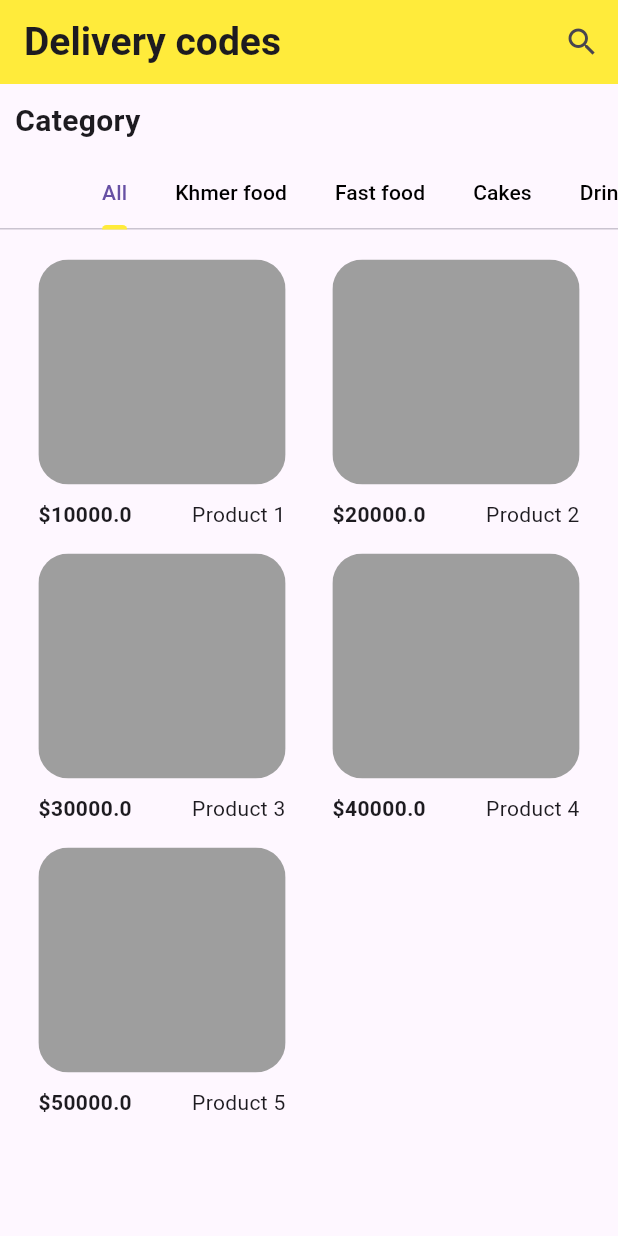
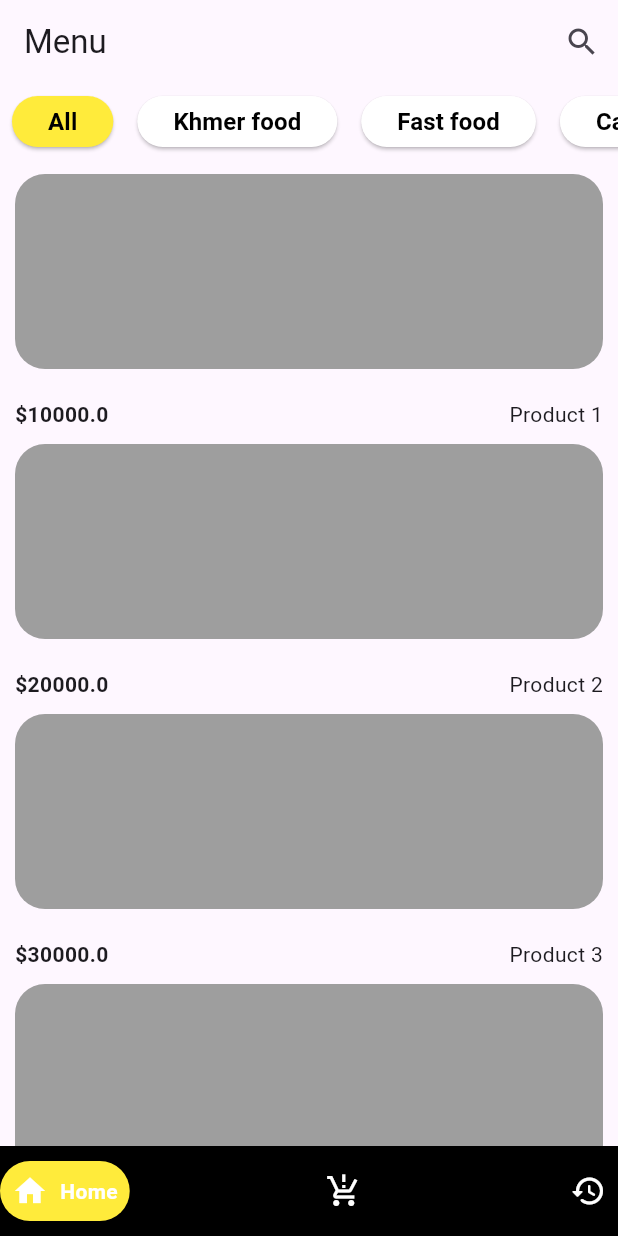
Before and after one commit to TheChhay/design_ui, a Flutter app: the screen it shows after launch, on a phone screen of 412 x 824 dp. Run offline on Flutter 3.47's test engine with Material 3 defaults, Android fonts, the phone set to English and light mode, and no system bars; drawn by our look-alikes of google_nav_bar; our stand-ins replace get.

Commit message:
home layout

```diff
--- /dev/null
+++ b/lib/features/controller/default_controller.dart
@@ -0,0 +1,90 @@
+import 'package:design_ui/model/category_model.dart';
+import 'package:design_ui/model/product_model.dart';
+import 'package:get/get.dart';
+import 'package:get/get_rx/get_rx.dart';
+import 'package:get/get_rx/src/rx_types/rx_types.dart';
+
+class DefaultController extends GetxController {
+  //home
+  RxInt indexSelectedCategory = 1.obs;
+  List<CategoryModel> categories = [
+    CategoryModel(id: 1, name: 'All'),
+    CategoryModel(id: 2, name: 'Khmer food'),
+    CategoryModel(id: 3, name: 'Fast food'),
+    CategoryModel(id: 4, name: 'Cakes'),
+    CategoryModel(id: 5, name: 'Drinks'),
+  ].obs;
+
+  List<Product> dataProduct = [
+    //create 5 product
+    Product(
+        id: 1,
+        name: 'Product 1',
+        price: 10000,
+        imageUrl: '',
+        description: 'abf',
+        categoryId: 2),
+    Product(
+        id: 2,
+        name: 'Product 2',
+        price: 20000,
+        imageUrl: '',
+        description: 'abf',
+        categoryId: 2),
+    Product(
+        id: 3,
+        name: 'Product 3',
+        price: 30000,
+        imageUrl: '',
+        description: 'abf',
+        categoryId: 3),
+    Product(
+        id: 4,
+        name: 'Product 4',
+        price: 40000,
+        imageUrl: '',
+        description: 'abf',
+        categoryId: 2),
+    Product(
+        id: 5,
+        name: 'Product 5',
+        price: 50000,
+        imageUrl: '',
+        description: 'abf',
+        categoryId: 3),
+  ].obs;
+  List<Product> filterItemsByCategoryId(int categoryId) {
+    return dataProduct
+        .where((item) => item.categoryId == categoryId)
+        .toList()
+        .obs;
+  }
+
+  //order
+  List<Product> orderProducts = <Product>[].obs;
+
+  void increaseQty({required Product product}){
+    int index = orderProducts.indexWhere((p) => p.id == product.id);
+
+    if (index != -1) {
+      // Product exists in the list, increase its quantity
+      orderProducts[index].qty = orderProducts[index].qty! + 1;
+    } else {
+      // Product does not exist in the list, add it with quantity 1
+      product.qty = 1;
+      orderProducts.add(product);
+    }
+  }
+
+  void decreaseQty({required Product product}){
+    int index = orderProducts.indexWhere((p) => p.id == product.id);
+    if (index != -1) {
+      // Product exists in the list, decrease its quantity
+      orderProducts[index].qty = orderProducts[index].qty! - 1;
+    } else {
+      // Product does not exist in the list, add it with quantity 1
+      // product.qty = 1;
+      orderProducts.remove(product);
+    }
+  }
+}
--- a/lib/features/home/controller/home_controller.dart
+++ /dev/null
@@ -1,21 +0,0 @@
-import 'package:design_ui/model/category_model.dart';
-import 'package:design_ui/model/product_model.dart';
-import 'package:get/get.dart';
-
-class HomeController extends GetxController{
-  List<CategoryModel> categories =[
-    CategoryModel(id: 1, name: 'All'),
-    CategoryModel(id: 2, name: 'Khmer food'),
-    CategoryModel(id: 3, name: 'Fast food'),
-    CategoryModel(id: 4, name: 'Cakes'),
-    CategoryModel(id: 5, name: 'Drinks'),
-  ].obs;
-    List<Product> dataProduct = [
-    //create 5 product
-    Product(id: 1, name: 'Product 1', price: 10000, imageUrl: '',description: 'abf'),
-    Product(id: 2, name: 'Product 2', price: 20000, imageUrl: '',description: 'abf'),
-    Product(id: 3, name: 'Product 3', price: 30000, imageUrl: '',description: 'abf'),
-    Product(id: 4, name: 'Product 4', price: 40000, imageUrl: '',description: 'abf'),
-    Product(id: 5, name: 'Product 5', price: 50000, imageUrl: '',description: 'abf'),
-  ].obs;
-}
--- a/lib/features/home/home_page.dart
+++ b/lib/features/home/home_page.dart
@@ -1,32 +1,40 @@
-import 'package:design_ui/features/home/controller/home_controller.dart';
-import 'package:design_ui/features/home/widgets/list_food.dart';
+import 'package:design_ui/features/controller/default_controller.dart';
+import 'package:design_ui/features/home/widgets/food_card.dart';
 import 'package:design_ui/features/home/widgets/product_detail.dart';
 import 'package:design_ui/features/home/widgets/row_category.dart';
+import 'package:design_ui/model/product_model.dart';
 import 'package:flutter/material.dart';
 import 'package:get/get.dart';
+// import 'package:location/location.dart';
 
-class HomePage extends StatelessWidget {
-  HomePage({super.key});
-  HomeController controller = Get.put(HomeController());
+class HomePage extends StatefulWidget {
+  const HomePage({super.key});
+
+  @override
+  State<HomePage> createState() => _HomePageState();
+}
+
+class _HomePageState extends State<HomePage> {
+  DefaultController controller = Get.put(DefaultController());
+//  final Location location = Location();
+  int? selectedCategoryId;
+  @override
+  void initState() {
+    // TODO: implement initState
+    super.initState();
+    // print('location info ${location}');
+    selectedCategoryId = 1;
+  }
   @override
   Widget build(BuildContext context) {
-    return Scaffold(
-      // appBar: AppBar(
-      //   title: const Text('Menu'),
-
-      // ),
-      body: DefaultTabController(
+    List<Product> filteredItems = controller.dataProduct
+        .where((item) => item.categoryId == selectedCategoryId)
+        .toList();
+    return DefaultTabController(
         length: controller.categories.length,
-        initialIndex: 0,
-        child: SafeArea(
-          child: CustomScrollView(
-            slivers: [
-              SliverAppBar(
-                title: const Text(
-                  'Delivery codes',
-                  style: TextStyle(fontSize: 26, fontWeight: FontWeight.w600),
-                ),
-                backgroundColor: Colors.yellow,
+        child: Scaffold(
+          appBar: AppBar(
+            title: const Text('Menu'),
             actions: [
               IconButton(
                 onPressed: () {
@@ -38,34 +46,54 @@ class HomePage extends StatelessWidget {
                 icon: const Icon(Icons.search),
               ),
             ],
-                pinned: true,
+
           ),
-              const SliverToBoxAdapter(
-                  child: Padding(
-                padding: EdgeInsets.all(10),
-                child: Text('Category',
-                    style:
-                        TextStyle(fontSize: 20, fontWeight: FontWeight.w600)),
-              )),
-              const SliverToBoxAdapter(
-                child: RowCategory(),
+          body: Column(
+        children: [
+          Container(
+            height: 50,
+            child: ListView.builder(
+              scrollDirection: Axis.horizontal,
+              itemCount: controller.categories.length,
+              itemBuilder: (context, index) {
+                return Padding(
+                  padding: const EdgeInsets.all(8.0),
+                  child: ElevatedButton(
+                    onPressed: () {
+                      setState(() {
+                        selectedCategoryId = controller.categories[index].id;
+                      });
+                    },
+                    child: Text(controller.categories[index].name!, style: TextStyle(color: Colors.black, fontSize: 16, fontWeight: FontWeight.w700),),
+                    style: ElevatedButton.styleFrom(
+                      backgroundColor: selectedCategoryId == controller.categories[index].id
+                          ? Colors.yellow
+                          : Colors.white,
                     ),
-              SliverToBoxAdapter(
-                child: Padding(
-                  padding: const EdgeInsets.symmetric(horizontal: 10),
-                  child: ListFood(),
+                  ),
+                );
+              },
+            ),
+          ),
+          Expanded(
+            child: ListView.builder(
+              itemCount: selectedCategoryId == 1  ? controller.dataProduct.length : filteredItems.length,
+              itemBuilder: (context, index) {
+                return selectedCategoryId == 1 ? FoodCard(product: controller.dataProduct[index]) : FoodCard(
+                  product: filteredItems[index],
+                );
+              },
+            ),
+          ),
+        ],
       ),
         )
-            ],
-          ),
-        ),
-      ),
     );
   }
 }
 
 class _customSearchDelegate extends SearchDelegate {
-  HomeController controller = Get.put(HomeController());
+  DefaultController controller = Get.put(DefaultController());
 
   @override
   List<Widget> buildActions(BuildContext context) {
--- /dev/null
+++ b/lib/features/home/widgets/food_card.dart
@@ -0,0 +1,57 @@
+import 'package:design_ui/features/home/widgets/product_detail.dart';
+import 'package:design_ui/model/product_model.dart';
+import 'package:flutter/material.dart';
+class FoodCard extends StatelessWidget {
+  final Product product;
+  const FoodCard({super.key,required this.product});
+
+  @override
+  Widget build(BuildContext context) {
+    return GestureDetector(
+      onTap: () {
+        Navigator.push(
+          context,
+          MaterialPageRoute(
+            builder: (context) => ProductDetail(product: product),
+          ),
+        );
+      },
+      child: Column(
+
+        children: [
+          Container(
+            height: 150,
+            padding: EdgeInsets.all(10),
+            child: product.imageUrl != ''
+                ? Image.asset(product.imageUrl!)
+                : ClipRRect(
+                  borderRadius: BorderRadius.circular(20),
+                    child: Container(color: Colors.grey),
+                  ),
+          ),
+          const SizedBox(
+            height: 10,
+          ),
+          Padding(
+            padding: EdgeInsets.symmetric(horizontal: 10),
+            child: Row(
+              mainAxisAlignment:
+                  MainAxisAlignment.spaceBetween, // Ensure proper spacing
+              children: [
+                Text(
+                  '\$${product.price.toString()}',
+                  style: const TextStyle(
+                      fontSize: 14, fontWeight: FontWeight.bold),
+                ),
+                Text(
+                  product.name ?? 'name not available',
+                  style: const TextStyle(fontSize: 14),
+                ),
+              ],
+            ),
+          ),
+        ],
+      ),
+    );
+  }
+}
--- a/lib/features/home/widgets/list_food.dart
+++ /dev/null
@@ -1,78 +0,0 @@
-import 'package:design_ui/features/home/controller/home_controller.dart';
-import 'package:design_ui/features/home/widgets/product_detail.dart';
-import 'package:design_ui/model/product_model.dart';
-import 'package:flutter/material.dart';
-import 'package:get/get.dart';
-
-class ListFood extends StatelessWidget {
-  ListFood({super.key});
-  HomeController controller = Get.put(HomeController());
-
-  @override
-  Widget build(BuildContext context) {
-    return Container(
-      margin: const EdgeInsets.symmetric(vertical: 20),
-      height: MediaQuery.of(context).size.height,
-      child: GridView.builder(
-        key: ValueKey(controller.dataProduct),
-        gridDelegate:
-            const SliverGridDelegateWithFixedCrossAxisCount(crossAxisCount: 2),
-        itemCount: controller.dataProduct.length,
-        itemBuilder: (context, index) {
-          return _cardFood(context, controller.dataProduct[index]);
-        },
-      ),
-    );
-  }
-
-  Widget _cardFood(BuildContext context, Product product) {
-    return SizedBox(
-      width: MediaQuery.of(context).size.width / 2.1,
-      child: GestureDetector(
-        onTap: () {
-          Navigator.push(
-            context,
-            MaterialPageRoute(
-              builder: (context) => ProductDetail(product: product),
-            ),
-          );
-        },
-        child: Column(
-          children: [
-            SizedBox(
-              height: 150, // Fixed height for image container
-              width: MediaQuery.of(context).size.width / 2.5,
-              child: product.imageUrl != ''
-                  ? Image.asset(product.imageUrl!)
-                  : ClipRRect(
-                    borderRadius: BorderRadius.circular(20),
-                      child: Container(color: Colors.grey),
-                    ),
-            ),
-            const SizedBox(
-              height: 10,
-            ),
-            SizedBox(
-              width: MediaQuery.of(context).size.width / 2.5,
-              child: Row(
-                mainAxisAlignment:
-                    MainAxisAlignment.spaceBetween, // Ensure proper spacing
-                children: [
-                  Text(
-                    '\$${product.price.toString()}',
-                    style: const TextStyle(
-                        fontSize: 14, fontWeight: FontWeight.bold),
-                  ),
-                  Text(
-                    product.name ?? 'name not available',
-                    style: const TextStyle(fontSize: 14),
-                  ),
-                ],
-              ),
-            ),
-          ],
-        ),
-      ),
-    );
-  }
-}
--- a/lib/features/home/widgets/row_category.dart
+++ b/lib/features/home/widgets/row_category.dart
@@ -1,32 +1,43 @@
-import 'package:design_ui/features/home/controller/home_controller.dart';
+import 'package:design_ui/features/controller/default_controller.dart';
 import 'package:design_ui/model/category_model.dart';
 import 'package:design_ui/model/product_model.dart';
 import 'package:flutter/material.dart';
 import 'package:get/get.dart';
 
 class RowCategory extends StatefulWidget {
-  const RowCategory({super.key});
+   const RowCategory({super.key});
 
   @override
   State<RowCategory> createState() => _RowCategoryState();
 }
 
 class _RowCategoryState extends State<RowCategory> {
-  HomeController controller = Get.put(HomeController());
+  DefaultController controller = Get.put(DefaultController());
+  List<Tab> tabList =[];
+  @override
+  void initState() {
+    // TODO: implement initState
+    super.initState();
+    tabList = controller.categories.map((c)=> Tab(child: Text(c.name!))).toList();
+  }
   @override
   Widget build(BuildContext context) {
-    return TabBar(
-      isScrollable: true,
-      indicatorColor: Colors.yellow,
-      unselectedLabelColor: Colors.black,
-      tabs: [
-        Tab(child: Text(controller.categories[0].name!),),
-        Tab(child: Text(controller.categories[1].name!),),
-        Tab(child: Text(controller.categories[2].name!),),
-        Tab(child: Text(controller.categories[3].name!),),
-        Tab(child: Text(controller.categories[4].name!),),
-      ],
+    return Container(
+      width: MediaQuery.of(context).size.width,
+      child: ListView.builder(
+        scrollDirection: Axis.horizontal,
+        itemCount: controller.categories.length,
+        itemBuilder: (_, int index) {
+          return GestureDetector(
+            onTap: (){
+              controller.indexSelectedCategory.value = ++index;
+            },
+            child: Text(controller.categories[index].name!, style: TextStyle(fontSize: 16, fontWeight: FontWeight.w700),),
+          );
+        },
+      ),
     );
   }
 
+
 }
--- /dev/null
+++ b/lib/features/layout/default_layout.dart
@@ -0,0 +1,58 @@
+import 'package:design_ui/features/history/history_page.dart';
+import 'package:design_ui/features/home/home_page.dart';
+import 'package:design_ui/features/order/order_page.dart';
+import 'package:flutter/material.dart';
+import 'package:get/get.dart';
+import 'package:google_nav_bar/google_nav_bar.dart';
+
+class DefaultLayout extends StatefulWidget {
+  const DefaultLayout({super.key});
+
+  @override
+  State<DefaultLayout> createState() => _DefaultLayoutState();
+}
+
+class _DefaultLayoutState extends State<DefaultLayout> {
+  List<Widget> pages = [
+    const HomePage(),
+    OrderPage(),
+    const HistoryPage(),
+  ];
+  int indexPage = 0;
+  @override
+  Widget build(BuildContext context) {
+    return Scaffold(
+      body: pages[indexPage],
+      bottomNavigationBar: Container(
+        height: 60,
+        child: GNav(
+          backgroundColor: Colors.black,
+          color: Colors.white,
+          activeColor: Colors.white,
+          tabBackgroundColor: Colors.yellow,
+          padding: const EdgeInsets.all(8),
+          onTabChange: (index) {
+            setState(() {
+              indexPage = index;
+            });
+          },
+          gap: 8,
+          tabs: const [
+            GButton(
+              icon: Icons.home,
+              text: 'Home',
+            ),
+            GButton(
+              icon: Icons.production_quantity_limits_outlined,
+              text: 'Order',
+            ),
+            GButton(
+              icon: Icons.history_rounded,
+              text: 'History',
+            ),
+          ],
+        ),
+      ),
+    );
+  }
+}
--- a/lib/model/product_model.dart
+++ b/lib/model/product_model.dart
@@ -1,25 +1,34 @@
 class Product {
   final int? id;
   final String? name;
+  int? qty;
+  double? amount;
   final String? description;
   final double? price;
   final String? imageUrl;
+  final int? categoryId;
 
   Product({
     this.id,
     this.name,
+    this.qty=0,
+    this.amount,
     this.description,
     this.price,
     this.imageUrl,
+    this.categoryId,
   });
 
   factory Product.fromJson(Map<String, dynamic> json) {
     return Product(
       id: json['id'],
       name: json['name'],
+      qty: json['qty'],
+      amount: json['amount'].toDouble(),
       description: json['description'],
       price: json['price'].toDouble(),
       imageUrl: json['imageUrl'],
+      categoryId: json['categoryId'],
     );
   }
 }
--- a/pubspec.yaml
+++ b/pubspec.yaml
@@ -10,6 +10,8 @@ dependencies:
   flutter:
     sdk: flutter
   get: ^4.6.6
+  google_nav_bar: ^5.0.6
+  # location: ^6.0.2
 
 dev_dependencies:
   flutter_test:
@@ -18,5 +20,5 @@ dev_dependencies:
 
 flutter:
   assets:
-    - assets/images/saly.png
+    - assets/images/
   uses-material-design: true
```
Also changed, not shown: lib/features/history/history_page.dart (added, +20 -0 lines), lib/features/home/widgets/product_detail.dart (+74 -5 lines), lib/features/order/order_page.dart (added, +80 -0 lines), lib/main.dart (+6 -5 lines). Lines whose indentation alone changed are shown as unchanged.
